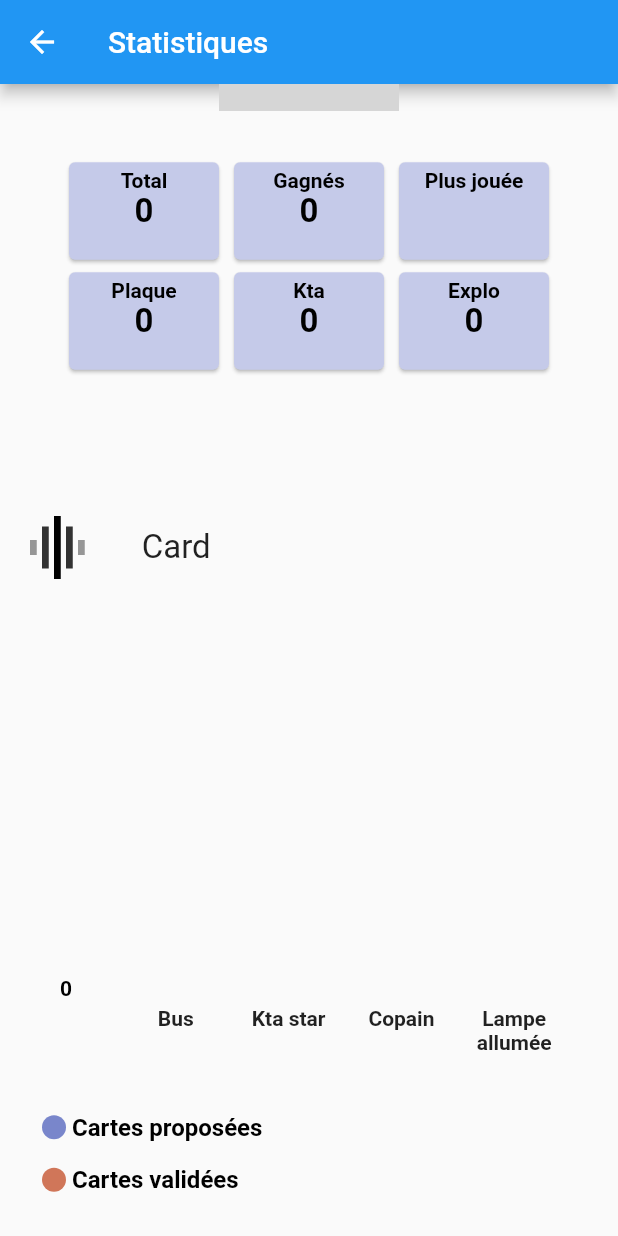
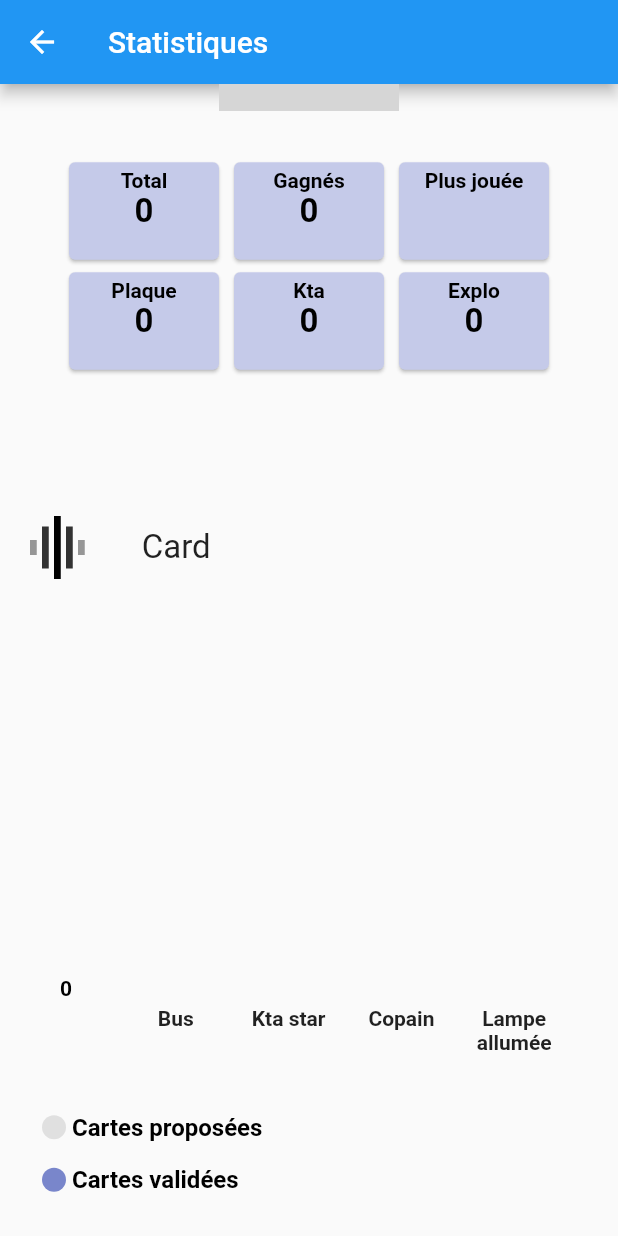
Before and after one commit to Extauren/Plaktago, a Flutter app: the Statistic screen opened directly, scrolled down 52 dp, on a phone screen of 412 x 824 dp. Run offline on Flutter 3.47's test engine with Material 2 defaults, Android fonts, the phone set to English and light mode, and no system bars; drawn by our look-alikes of animated_toggle_switch, fl_chart; our stand-ins replace another_flushbar, awesome_dialog, confetti, data_table_2, expansion_tile_card, font_awesome_flutter and 4 more; accounts and stored records are empty; generated files the repository leaves out were written again; grey boxes are pictures that could not be loaded.

Commit message:
Fix graph name in general and hearth icon and color in game list

```diff
--- a/lib/statistic/game_list/game_stat.dart
+++ b/lib/statistic/game_list/game_stat.dart
@@ -50,7 +50,7 @@ class _GameStat extends State<GameStat> {
   }
 
   Icon getTraillingIcon() {
-    if (!isExpanded) {
+    if (isExpanded) {
       return Icon(
         Icons.keyboard_arrow_up,
         color: Colors.black,
@@ -178,7 +178,7 @@ class _GameStat extends State<GameStat> {
                           margin: EdgeInsets.only(left: 10),
                           child: Icon(
                             widget.game.favorite
-                                ? FontAwesomeIcons.heartCircleCheck
+                                ? FontAwesomeIcons.solidHeart
                                 : FontAwesomeIcons.heart,
                             color: Colors.red,
                           ))
--- a/lib/statistic/general/general_statistics.dart
+++ b/lib/statistic/general/general_statistics.dart
@@ -2,8 +2,8 @@ import 'package:flutter/material.dart';
 import 'package:plaktago/utils/isar_service.dart';
 import 'package:plaktago/utils/general.dart';
 import '../../utils/save_game.dart';
-import 'graph.dart';
-import 'graph2.dart';
+import 'pourcentage.dart';
+import 'number_cards.dart';
 
 class GeneralStatistic extends StatefulWidget {
   final IsarService isarService;
@@ -137,13 +137,13 @@ class _GeneralStatistic extends State<GeneralStatistic> {
                                           ])))));
                         })),
                 if (snapshot.data!.nbGames > 0)
-                  PieChartSample2(
+                  Pourcentage(
                     nbGames: snapshot.data!.nbGames.toString(),
                     bingoPlaque: snapshot.data!.bingoPlaque.toString(),
                     bingoKta: snapshot.data!.bingoKta.toString(),
                     bingoExplo: snapshot.data!.bingoExplo.toString(),
                   ),
-                BarChartSample2(
+                NumberCards(
                   cardList: snapshot.data!.cardList,
                 ),
               ])
--- a/lib/statistic/general/graph2.dart
+++ b/lib/statistic/general/number_cards.dart
@@ -3,28 +3,28 @@ import 'package:flutter/material.dart';
 import '../../utils/save_game.dart';
 import 'indicator.dart';
 
-class BarChartSample2 extends StatefulWidget {
+class NumberCards extends StatefulWidget {
   final List<CardList> cardList;
-  BarChartSample2({super.key, required this.cardList});
+  NumberCards({super.key, required this.cardList});
   @override
-  State<StatefulWidget> createState() => BarChartSample2State();
+  State<StatefulWidget> createState() => _NumberCards();
 }
 
-class BarChartSample2State extends State<BarChartSample2> {
+class _NumberCards extends State<NumberCards> {
   final double width = 4;
   List<List<BarChartGroupData>> rawBarGroups = [[], []];
   late List<BarChartGroupData> showingBarGroups;
   List<List<BarChartGroupData>> groupData = [[], []];
   int skip = 0;
   int touchedGroupIndex = -1;
-  int sortIndex = 0;
+  int sortIndex = 1;
   int maxY = 0;
 
   @override
   void initState() {
     super.initState();
+    sortByCheck();
     sortByPlayed();
-    sortByCheck();
   }
 
   void sortByPlayed() {
@@ -49,7 +49,6 @@ class BarChartSample2State extends State<BarChartSample2> {
       index += 1;
     }
     rawBarGroups[0] = groupData[0].skip(skip).take(width.toInt()).toList();
-    showingBarGroups = rawBarGroups[0];
   }
 
   void sortByCheck() {
@@ -72,6 +71,7 @@ class BarChartSample2State extends State<BarChartSample2> {
       index += 1;
     }
     rawBarGroups[1] = groupData[1].skip(skip).take(width.toInt()).toList();
+    showingBarGroups = rawBarGroups[1];
   }
 
   void changePage(DragEndDetails detail) {
@@ -190,7 +190,7 @@ class BarChartSample2State extends State<BarChartSample2> {
                             child: TextButton(
                                 onPressed: () => {changeSort(0)},
                                 child: Indicator(
-                                  color: Colors.indigo[300]!,
+                                  color: Colors.grey[300]!,
                                   text: 'Cartes proposées',
                                   isSquare: false,
                                   textColor:
@@ -202,7 +202,7 @@ class BarChartSample2State extends State<BarChartSample2> {
                             child: TextButton(
                                 onPressed: () => {changeSort(1)},
                                 child: Indicator(
-                                  color: Color.fromRGBO(208, 118, 89, 1),
+                                  color: Colors.indigo[300]!,
                                   text: 'Cartes validées',
                                   isSquare: false,
                                   textColor:
@@ -272,12 +272,12 @@ class BarChartSample2State extends State<BarChartSample2> {
       barRods: [
         BarChartRodData(
           toY: y2,
-          color: Colors.indigo[300],
+          color: Colors.grey[300],
           width: width,
         ),
         BarChartRodData(
           toY: y1,
-          color: Color.fromRGBO(208, 118, 89, 1),
+          color: Colors.indigo[300],
           width: width,
         ),
       ],
```
Also changed, not shown: lib/statistic/game_list/game_stats.dart (+6 -4 lines), lib/statistic/general/pourcentage.dart (renamed from lib/statistic/general/graph.dart, +7 -6 lines).
